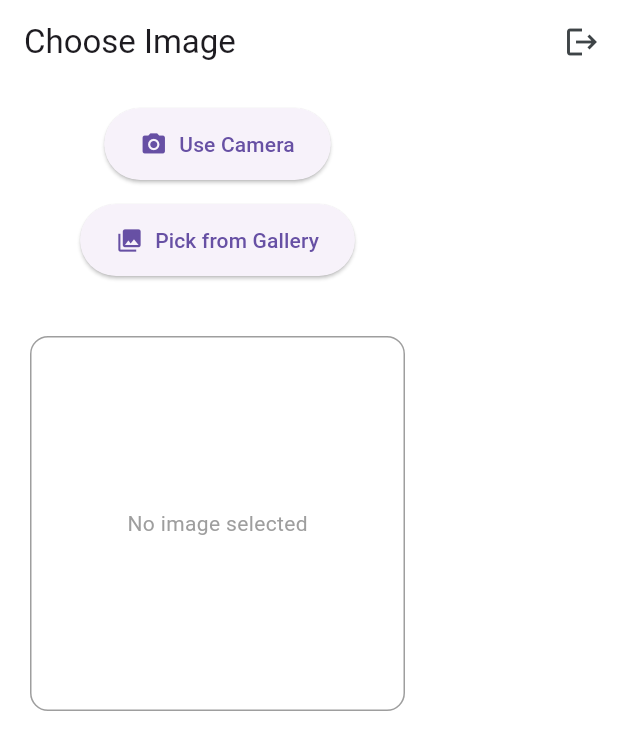
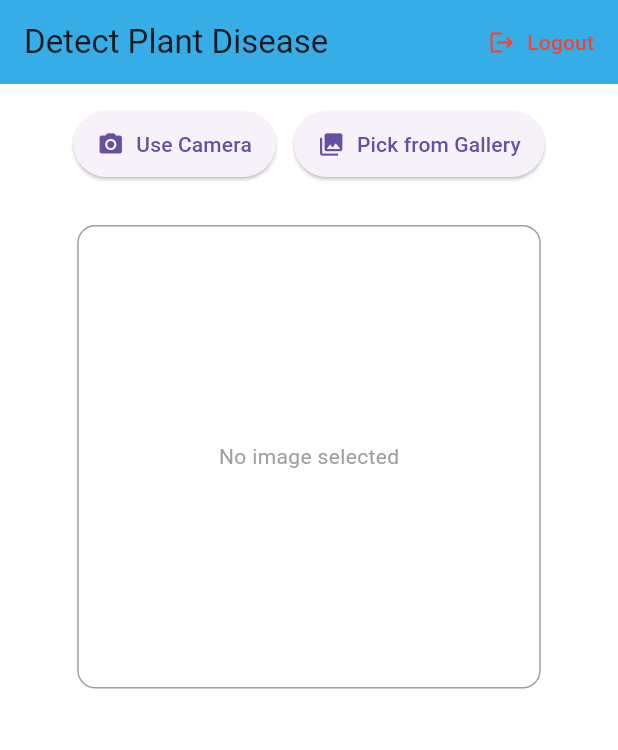
Before and after one commit to sahilkumar07/Planto, a Flutter app: the Home screen opened directly, on a phone screen of 412 x 824 dp. Shown: the top 750 px of the screen. Run offline on Flutter 3.47's test engine with Material 3 defaults, Android fonts, the phone set to English and light mode, and no system bars; our stand-ins replace cloud_firestore, file_picker, firebase_auth, firebase_core, get, image_picker and 1 more; accounts and stored records are empty; Roboto replaces fonts that are missing (sans_regular).

Commit message:
first commit

```diff
--- a/lib/homepage.dart
+++ b/lib/homepage.dart
@@ -19,13 +19,14 @@ class Home extends StatefulWidget {
 }
 
 class _HomeState extends State<Home> {
-  File? _selectedFile;           // for mobile
-  Uint8List? _webImageBytes;     // for web
+  File? _selectedFile; // for mobile
+  Uint8List? _webImageBytes; // for web
   String? _imageName;
 
   Future<void> _pickFromGallery(BuildContext context) async {
     if (kIsWeb) {
-      FilePickerResult? result = await FilePicker.platform.pickFiles(type: FileType.image);
+      FilePickerResult? result =
+          await FilePicker.platform.pickFiles(type: FileType.image);
       if (result != null && result.files.first.bytes != null) {
         setState(() {
           _webImageBytes = result.files.first.bytes!;
@@ -35,7 +36,8 @@ class _HomeState extends State<Home> {
         VxToast.show(context, msg: "Picked: $_imageName");
       }
     } else {
-      final pickedFile = await ImagePicker().pickImage(source: ImageSource.gallery);
+      final pickedFile =
+          await ImagePicker().pickImage(source: ImageSource.gallery);
       if (pickedFile != null) {
         setState(() {
           _selectedFile = File(pickedFile.path);
@@ -51,7 +53,8 @@ class _HomeState extends State<Home> {
     if (kIsWeb) {
       VxToast.show(context, msg: "Camera not supported on Web");
     } else {
-      final pickedFile = await ImagePicker().pickImage(source: ImageSource.camera);
+      final pickedFile =
+          await ImagePicker().pickImage(source: ImageSource.camera);
       if (pickedFile != null) {
         setState(() {
           _selectedFile = File(pickedFile.path);
@@ -80,15 +83,15 @@ class _HomeState extends State<Home> {
     Get.offAll(() => const LoginScreen());
   }
 
-  Widget _buildImagePreview() {
+  Widget _buildImagePreview(double imageSize) {
     if (kIsWeb && _webImageBytes != null) {
       return ClipRRect(
         borderRadius: BorderRadius.circular(12),
         child: Image.memory(
           _webImageBytes!,
-          fit: BoxFit.contain, // ✅ Adjusted to show full image
-          height: 250,
-          width: 250,
+          fit: BoxFit.contain,
+          height: imageSize,
+          width: imageSize,
         ),
       );
     } else if (!kIsWeb && _selectedFile != null) {
@@ -96,69 +99,91 @@ class _HomeState extends State<Home> {
         borderRadius: BorderRadius.circular(12),
         child: Image.file(
           _selectedFile!,
-          fit: BoxFit.contain, // ✅ Adjusted to show full image
-          height: 250,
-          width: 250,
+          fit: BoxFit.contain,
+          height: imageSize,
+          width: imageSize,
         ),
       );
     } else {
       return const Center(
-        child: Text("No image selected", style: TextStyle(color: Colors.grey)),
+        child:
+            Text("No image selected", style: TextStyle(color: Colors.grey)),
       );
     }
   }
 
   @override
   Widget build(BuildContext context) {
+    final screenWidth = MediaQuery.of(context).size.width;
+    final imageSize = screenWidth * 0.75;
+
     return Scaffold(
       appBar: AppBar(
-        title: const Text("Choose Image"),
+        title: const Text("Detect Plant Disease"),
+        backgroundColor: const Color.fromARGB(255, 55, 173, 232),
         actions: [
-          IconButton(
-            icon: const Icon(Icons.logout),
-            tooltip: "Logout",
+          TextButton.icon(
             onPressed: () => _logout(context),
+            icon: const Icon(Icons.logout, color: Colors.red),
+            label: const Text("Logout", style: TextStyle(color: Colors.red)),
           ),
         ],
       ),
       body: SafeArea(
         child: SingleChildScrollView(
-          padding: const EdgeInsets.symmetric(horizontal: 20, vertical: 16),
+          padding: const EdgeInsets.symmetric(horizontal: 16, vertical: 16),
+          child: Center(
             child: Column(
               crossAxisAlignment: CrossAxisAlignment.center,
+              children: [
+                Wrap(
+                  alignment: WrapAlignment.center,
+                  spacing: 12,
+                  runSpacing: 12,
                   children: [
                     ElevatedButton.icon(
                       icon: const Icon(Icons.camera_alt),
                       label: const Text("Use Camera"),
                       onPressed: () => _pickFromCamera(context),
                       style: ElevatedButton.styleFrom(
-                  padding: const EdgeInsets.symmetric(vertical: 14, horizontal: 24),
+                        padding: const EdgeInsets.symmetric(
+                            vertical: 12, horizontal: 16),
                       ),
                     ),
-              const SizedBox(height: 16),
                     ElevatedButton.icon(
                       icon: const Icon(Icons.photo_library),
                       label: const Text("Pick from Gallery"),
                       onPressed: () => _pickFromGallery(context),
                       style: ElevatedButton.styleFrom(
-                  padding: const EdgeInsets.symmetric(vertical: 14, horizontal: 24),
+                        padding: const EdgeInsets.symmetric(
+                            vertical: 12, horizontal: 16),
                       ),
                     ),
-              const SizedBox(height: 30),
+                  ],
+                ),
+                const SizedBox(height: 20),
                 if (_imageName != null)
-                Text("Selected: $_imageName", style: const TextStyle(fontWeight: FontWeight.bold)),
+                  Padding(
+                    padding: const EdgeInsets.symmetric(vertical: 6),
+                    child: Text(
+                      "Selected: $_imageName",
+                      style: const TextStyle(fontWeight: FontWeight.bold),
+                      textAlign: TextAlign.center,
+                    ),
+                  ),
                 const SizedBox(height: 10),
                 Container(
-                height: 250,
-                width: 250,
+                  height: imageSize,
+                  width: imageSize,
                   decoration: BoxDecoration(
                     border: Border.all(color: Colors.grey),
                     borderRadius: BorderRadius.circular(12),
                   ),
                   clipBehavior: Clip.hardEdge,
-                child: _buildImagePreview(),
+                  child: _buildImagePreview(imageSize),
                 ),
               ],
+            ),
           ),
         ),
       ),
--- a/lib/login_screen.dart
+++ b/lib/login_screen.dart
@@ -34,7 +34,7 @@ class LoginScreen extends StatelessWidget {
                 children: [
                   (context.screenHeight * 0.1).heightBox,
                   10.heightBox,
-                  "Log in".text.fontFamily("sans_bold").black.size(18).make(),
+                  "Login".text.fontFamily("sans_bold").black.size(18).make(),
                   15.heightBox,
                   Obx(
                     () => Column(
--- a/lib/main.dart
+++ b/lib/main.dart
@@ -2,7 +2,6 @@ import 'package:firebase_core/firebase_core.dart';
 import 'package:flutter/material.dart';
 import 'package:get/get.dart';
 import 'package:planto/login_screen.dart';
-import 'package:planto/signup_screen.dart';
 const Color darkFontGrey = Color.fromRGBO(62, 68, 71, 1);
 
 void main() async {
@@ -34,7 +33,7 @@ class MyApp extends StatelessWidget {
       debugShowCheckedModeBanner: false,
       title: "Planto",
       theme: ThemeData(
-        scaffoldBackgroundColor: Colors.transparent,
+        scaffoldBackgroundColor: Colors.white,
         appBarTheme: const AppBarTheme(
           iconTheme: IconThemeData(
             color: darkFontGrey,
--- a/lib/signup_screen.dart
+++ b/lib/signup_screen.dart
@@ -28,14 +28,12 @@ class _SignupScreenState extends State<SignupScreen> {
   var passwordController = TextEditingController();
   var passwordRetypeController = TextEditingController();
   var mobileController = TextEditingController();
-  var addressController = TextEditingController();
 
   bool isNameValid = true;
   bool isEmailValid = true;
   bool isPasswordValid = true;
   bool isPasswordRetypeValid = true;
   bool isMobileValid = true;
-  bool isAddressValid = true;
 
   bool areFieldsFilled() {
     return nameController.text.trim().isNotEmpty &&
@@ -44,7 +42,6 @@ class _SignupScreenState extends State<SignupScreen> {
         passwordController.text.trim().length >= 6 &&
         passwordController.text == passwordRetypeController.text &&
         mobileController.text.trim().isNotEmpty &&
-        addressController.text.trim().isNotEmpty &&
         isCheck == true;
   }
 
@@ -57,7 +54,6 @@ class _SignupScreenState extends State<SignupScreen> {
       isPasswordRetypeValid =
           passwordController.text == passwordRetypeController.text;
       isMobileValid = mobileController.text.trim().isNotEmpty;
-      isAddressValid = addressController.text.trim().isNotEmpty;
     });
   }
 
@@ -77,7 +73,8 @@ class _SignupScreenState extends State<SignupScreen> {
                   borderRadius: BorderRadius.circular(12),
                   boxShadow: [
                     BoxShadow(
-                      color: Colors.black.withOpacity(0.3),
+                      color: const Color.fromARGB(255, 236, 233, 233)
+                          .withOpacity(0.3),
                       blurRadius: 15,
                       offset: const Offset(0, 5),
                     ),
@@ -86,7 +83,11 @@ class _SignupScreenState extends State<SignupScreen> {
                 child: Column(
                   children: [
                     10.heightBox,
-                    "Welcome to Planto".text.fontFamily("sans_bold").size(18).make(),
+                    "Welcome to Planto"
+                        .text
+                        .fontFamily("sans_bold")
+                        .size(18)
+                        .make(),
                     15.heightBox,
                     Obx(() => Column(
                           children: [
@@ -95,7 +96,8 @@ class _SignupScreenState extends State<SignupScreen> {
                               title: name,
                               controller: nameController,
                               isPass: false,
-                              errorText: isNameValid ? null : "Name cannot be empty",
+                              errorText:
+                                  isNameValid ? null : "Name cannot be empty",
                               prefixIcon: Icons.person,
                               onChanged: (_) => validateFields(),
                             ),
@@ -113,7 +115,9 @@ class _SignupScreenState extends State<SignupScreen> {
                               title: password,
                               controller: passwordController,
                               isPass: true,
-                              errorText: isPasswordValid ? null : "Password must be 6+ chars",
+                              errorText: isPasswordValid
+                                  ? null
+                                  : "Password must be 6+ chars",
                               prefixIcon: Icons.lock,
                               onChanged: (_) => validateFields(),
                             ),
@@ -122,7 +126,9 @@ class _SignupScreenState extends State<SignupScreen> {
                               title: 'Retype Password',
                               controller: passwordRetypeController,
                               isPass: true,
-                              errorText: isPasswordRetypeValid ? null : "Passwords do not match",
+                              errorText: isPasswordRetypeValid
+                                  ? null
+                                  : "Passwords do not match",
                               prefixIcon: Icons.lock_outline,
                               onChanged: (_) => validateFields(),
                             ),
@@ -131,10 +137,13 @@ class _SignupScreenState extends State<SignupScreen> {
                               title: 'Mobile Number',
                               controller: mobileController,
                               isPass: false,
-                              errorText: isMobileValid ? null : "Mobile number required",
+                              errorText: isMobileValid
+                                  ? null
+                                  : "Mobile number required",
                               prefixIcon: Icons.phone,
                               onChanged: (_) => validateFields(),
                             ),
+
                             5.heightBox,
                             Row(
                               children: [
@@ -190,14 +199,17 @@ class _SignupScreenState extends State<SignupScreen> {
                             10.heightBox,
                             controller.isloading.value
                                 ? const CircularProgressIndicator(
-                                    valueColor: AlwaysStoppedAnimation(redColor),
+                                    valueColor:
+                                        AlwaysStoppedAnimation(redColor),
                                   )
                                 : IgnorePointer(
                                     ignoring: !areFieldsFilled(),
                                     child: Opacity(
                                       opacity: areFieldsFilled() ? 1.0 : 0.6,
                                       child: OurButton(
-                                        color: areFieldsFilled() ? redColor : lightGrey,
+                                        color: areFieldsFilled()
+                                            ? redColor
+                                            : lightGrey,
                                         title: signup,
                                         textColor: whiteColor,
                                         onPress: () async {
@@ -207,25 +219,31 @@ class _SignupScreenState extends State<SignupScreen> {
                                             try {
                                               await controller
                                                   .signupMethod(
-                                                    email: emailController.text,
-                                                    password: passwordController.text,
+                                                    email:
+                                                        emailController.text,
+                                                    password:
+                                                        passwordController.text,
                                                     context: context,
                                                   )
                                                   .then((value) {
                                                 if (value != null) {
-                                                  VxToast.show(context, msg: 'Signup successful');
+                                                  VxToast.show(context,
+                                                      msg:
+                                                          'Signup successful');
                                                   Get.offAll(() => Home());
                                                 }
                                               });
                                             } catch (e) {
                                               auth.signOut();
-                                              VxToast.show(context, msg: e.toString());
+                                              VxToast.show(context,
+                                                  msg: e.toString());
                                               controller.isloading(false);
                                             }
                                           } else {
                                             VxToast.show(
                                               context,
-                                              msg: 'Please fill all fields correctly',
+                                              msg:
+                                                  'Please fill all fields correctly',
                                             );
                                           }
                                         },
@@ -238,13 +256,15 @@ class _SignupScreenState extends State<SignupScreen> {
                                 children: [
                                   TextSpan(
                                     text: alreadyHaveaccount,
-                                    style:
-                                        TextStyle(fontFamily: "sans_bold", color: fontGrey),
+                                    style: TextStyle(
+                                        fontFamily: "sans_bold",
+                                        color: fontGrey),
                                   ),
                                   TextSpan(
                                     text: login,
-                                    style:
-                                        TextStyle(fontFamily: "sans_bold", color: redColor),
+                                    style: TextStyle(
+                                        fontFamily: "sans_bold",
+                                        color: redColor),
                                   ),
                                 ],
                               ),
```
Also changed, not shown: 2 other files. Lines whose indentation alone changed are shown as unchanged.
